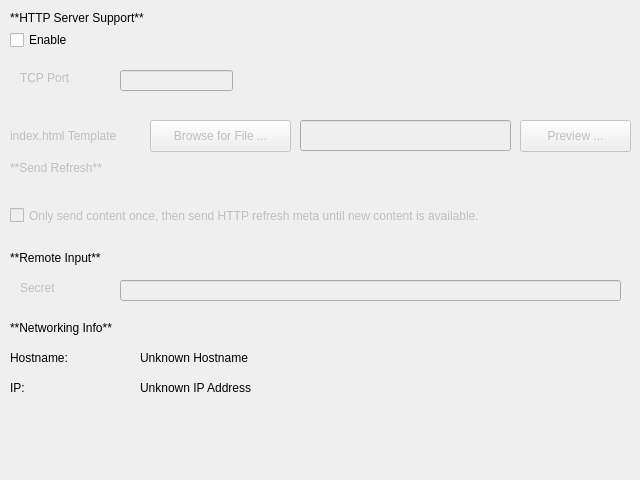
This is nowplaying/resources/ui/webserver.ui in whatsnowplaying/whats-now-playing as Qt 5 draws it before an edit. The edited form follows.
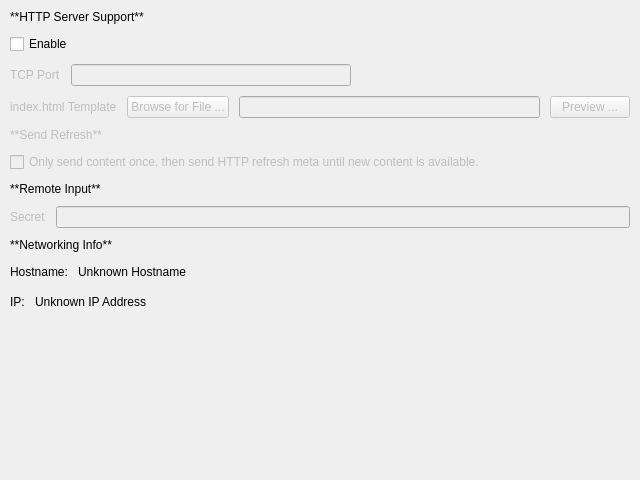
This is the edited form.

```diff
--- a/nowplaying/resources/ui/webserver.ui
+++ b/nowplaying/resources/ui/webserver.ui
@@ -13,15 +13,15 @@
   <property name="windowTitle">
    <string>HTTP Server</string>
   </property>
+  <layout class="QVBoxLayout" name="main_layout">
+   <property name="margin">
+    <number>10</number>
+   </property>
+   <property name="spacing">
+    <number>10</number>
+   </property>
+   <item>
   <widget class="QLabel" name="server_enable_label">
-   <property name="geometry">
-    <rect>
-     <x>10</x>
-     <y>10</y>
-     <width>181</width>
-     <height>16</height>
-    </rect>
-   </property>
    <property name="text">
     <string>**HTTP Server Support**</string>
    </property>
@@ -29,124 +29,97 @@
     <enum>Qt::MarkdownText</enum>
    </property>
   </widget>
+   </item>
+   <item>
   <widget class="QCheckBox" name="enable_checkbox">
-   <property name="geometry">
-    <rect>
-     <x>10</x>
-     <y>30</y>
-     <width>86</width>
-     <height>20</height>
-    </rect>
-   </property>
    <property name="text">
     <string>Enable</string>
    </property>
   </widget>
-  <widget class="QLabel" name="template_label">
-   <property name="enabled">
-    <bool>false</bool>
-   </property>
-   <property name="geometry">
-    <rect>
-     <x>10</x>
-     <y>126</y>
-     <width>131</width>
-     <height>20</height>
-    </rect>
-   </property>
-   <property name="text">
-    <string>index.html Template</string>
-   </property>
-  </widget>
-  <widget class="QPushButton" name="template_button">
-   <property name="enabled">
-    <bool>false</bool>
-   </property>
-   <property name="geometry">
-    <rect>
-     <x>150</x>
-     <y>120</y>
-     <width>141</width>
-     <height>32</height>
-    </rect>
-   </property>
-   <property name="text">
-    <string>Browse for File ...</string>
-   </property>
-  </widget>
+   </item>
+   <item>
+    <layout class="QHBoxLayout" name="port_layout">
+     <item>
   <widget class="QLabel" name="port_label">
    <property name="enabled">
     <bool>false</bool>
    </property>
-   <property name="geometry">
-    <rect>
-     <x>20</x>
-     <y>70</y>
-     <width>59</width>
-     <height>16</height>
-    </rect>
-   </property>
    <property name="text">
     <string>TCP Port</string>
    </property>
   </widget>
+     </item>
+     <item>
   <widget class="QLineEdit" name="port_lineedit">
    <property name="enabled">
     <bool>false</bool>
    </property>
-   <property name="geometry">
-    <rect>
-     <x>120</x>
-     <y>70</y>
-     <width>113</width>
-     <height>21</height>
-    </rect>
-   </property>
    <property name="inputMethodHints">
     <set>Qt::ImhDigitsOnly|Qt::ImhPreferNumbers</set>
    </property>
   </widget>
+     </item>
+     <item>
+      <spacer>
+       <property name="orientation">
+        <enum>Qt::Horizontal</enum>
+       </property>
+       <property name="sizeHint" stdset="0">
+        <size>
+         <width>40</width>
+         <height>20</height>
+        </size>
+       </property>
+      </spacer>
+     </item>
+    </layout>
+   </item>
+   <item>
+    <layout class="QHBoxLayout" name="template_layout">
+     <item>
+      <widget class="QLabel" name="template_label">
+       <property name="enabled">
+        <bool>false</bool>
+       </property>
+       <property name="text">
+        <string>index.html Template</string>
+       </property>
+      </widget>
+     </item>
+     <item>
+      <widget class="QPushButton" name="template_button">
+       <property name="enabled">
+        <bool>false</bool>
+       </property>
+       <property name="text">
+        <string>Browse for File ...</string>
+       </property>
+      </widget>
+     </item>
+     <item>
   <widget class="QLineEdit" name="template_lineedit">
    <property name="enabled">
     <bool>false</bool>
    </property>
-   <property name="geometry">
-    <rect>
-     <x>300</x>
-     <y>120</y>
-     <width>211</width>
-     <height>31</height>
-    </rect>
-   </property>
-  </widget>
+      </widget>
+     </item>
+     <item>
   <widget class="QPushButton" name="preview_button">
    <property name="enabled">
     <bool>false</bool>
    </property>
-   <property name="geometry">
-    <rect>
-     <x>520</x>
-     <y>120</y>
-     <width>111</width>
-     <height>32</height>
-    </rect>
-   </property>
    <property name="text">
     <string>Preview ...</string>
    </property>
   </widget>
+     </item>
+    </layout>
+   </item>
+   <item>
   <widget class="QLabel" name="once_label">
    <property name="enabled">
     <bool>false</bool>
    </property>
-   <property name="geometry">
-    <rect>
-     <x>10</x>
-     <y>160</y>
-     <width>111</width>
-     <height>16</height>
-    </rect>
-   </property>
    <property name="text">
     <string>**Send Refresh**</string>
    </property>
@@ -154,31 +127,19 @@
     <enum>Qt::MarkdownText</enum>
    </property>
   </widget>
+   </item>
+   <item>
   <widget class="QCheckBox" name="once_checkbox">
    <property name="enabled">
     <bool>false</bool>
    </property>
-   <property name="geometry">
-    <rect>
-     <x>10</x>
-     <y>190</y>
-     <width>621</width>
-     <height>51</height>
-    </rect>
-   </property>
    <property name="text">
     <string>Only send content once, then send HTTP refresh meta until new content is available.</string>
    </property>
   </widget>
+   </item>
+   <item>
   <widget class="QLabel" name="remote_input_label">
-   <property name="geometry">
-    <rect>
-     <x>10</x>
-     <y>250</y>
-     <width>121</width>
-     <height>16</height>
-    </rect>
-   </property>
    <property name="text">
     <string>**Remote Input**</string>
    </property>
@@ -186,47 +147,33 @@
     <enum>Qt::MarkdownText</enum>
    </property>
   </widget>
+   </item>
+   <item>
+    <layout class="QHBoxLayout" name="remote_secret_layout">
+     <item>
   <widget class="QLabel" name="remote_secret_label">
    <property name="enabled">
     <bool>false</bool>
    </property>
-   <property name="geometry">
-    <rect>
-     <x>20</x>
-     <y>280</y>
-     <width>49</width>
-     <height>16</height>
-    </rect>
-   </property>
    <property name="text">
     <string>Secret</string>
    </property>
   </widget>
+     </item>
+     <item>
   <widget class="QLineEdit" name="remote_secret_lineedit">
    <property name="enabled">
     <bool>false</bool>
    </property>
-   <property name="geometry">
-    <rect>
-     <x>120</x>
-     <y>280</y>
-     <width>501</width>
-     <height>21</height>
-    </rect>
-   </property>
    <property name="echoMode">
     <enum>QLineEdit::Password</enum>
    </property>
   </widget>
+     </item>
+    </layout>
+   </item>
+   <item>
   <widget class="QLabel" name="networking_label">
-   <property name="geometry">
-    <rect>
-     <x>10</x>
-     <y>320</y>
-     <width>291</width>
-     <height>16</height>
-    </rect>
-   </property>
    <property name="text">
     <string>**Networking Info**</string>
    </property>
@@ -234,58 +181,83 @@
     <enum>Qt::MarkdownText</enum>
    </property>
   </widget>
+   </item>
+   <item>
+    <layout class="QHBoxLayout" name="hostname_layout">
+     <item>
   <widget class="QLabel" name="hostnamelabel_label">
-   <property name="geometry">
-    <rect>
-     <x>10</x>
-     <y>350</y>
-     <width>91</width>
-     <height>16</height>
-    </rect>
-   </property>
    <property name="text">
     <string>Hostname:</string>
    </property>
   </widget>
-  <widget class="QLabel" name="hostiplabel_label">
-   <property name="geometry">
-    <rect>
-     <x>10</x>
-     <y>380</y>
-     <width>59</width>
-     <height>16</height>
-    </rect>
-   </property>
-   <property name="text">
-    <string>IP:</string>
-   </property>
-  </widget>
+     </item>
+     <item>
   <widget class="QLabel" name="hostname_label">
-   <property name="geometry">
-    <rect>
-     <x>140</x>
-     <y>350</y>
-     <width>221</width>
-     <height>16</height>
-    </rect>
-   </property>
    <property name="text">
     <string>Unknown Hostname</string>
    </property>
   </widget>
+     </item>
+     <item>
+      <spacer>
+       <property name="orientation">
+        <enum>Qt::Horizontal</enum>
+       </property>
+       <property name="sizeHint" stdset="0">
+        <size>
+         <width>40</width>
+         <height>20</height>
+        </size>
+       </property>
+      </spacer>
+     </item>
+    </layout>
+   </item>
+   <item>
+    <layout class="QHBoxLayout" name="hostip_layout">
+     <item>
+      <widget class="QLabel" name="hostiplabel_label">
+       <property name="text">
+        <string>IP:</string>
+       </property>
+      </widget>
+     </item>
+     <item>
   <widget class="QLabel" name="hostip_label">
-   <property name="geometry">
-    <rect>
-     <x>140</x>
-     <y>380</y>
-     <width>221</width>
-     <height>16</height>
-    </rect>
-   </property>
    <property name="text">
     <string>Unknown IP Address</string>
    </property>
   </widget>
+     </item>
+     <item>
+      <spacer>
+       <property name="orientation">
+        <enum>Qt::Horizontal</enum>
+       </property>
+       <property name="sizeHint" stdset="0">
+        <size>
+         <width>40</width>
+         <height>20</height>
+        </size>
+       </property>
+      </spacer>
+     </item>
+    </layout>
+   </item>
+   <item>
+    <spacer>
+     <property name="orientation">
+      <enum>Qt::Vertical</enum>
+     </property>
+     <property name="sizeHint" stdset="0">
+      <size>
+       <width>20</width>
+       <height>40</height>
+      </size>
+     </property>
+    </spacer>
+   </item>
+  </layout>
  </widget>
  <resources/>
  <connections>
```
Left out of the diff: 100 changed lines with no effect on the pictures. Lines whose indentation alone changed are shown as unchanged.
